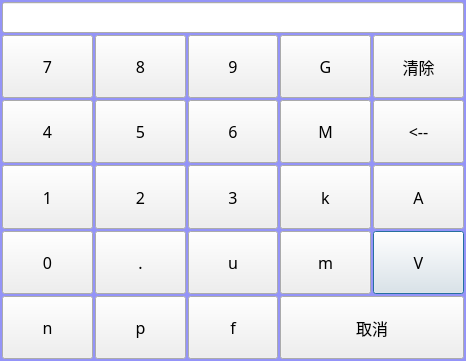
First picture: the form in AnalysisMode/wk6500LevelInputBox.ui, repository caicaiking/WKEFactoryView2014, before the edit.
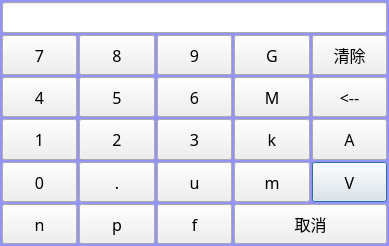
Second picture: the form after the edit.

The edit to the form file:
```diff
--- a/AnalysisMode/wk6500LevelInputBox.ui
+++ b/AnalysisMode/wk6500LevelInputBox.ui
@@ -6,8 +6,8 @@
    <rect>
     <x>0</x>
     <y>0</y>
-    <width>466</width>
-    <height>361</height>
+    <width>389</width>
+    <height>246</height>
    </rect>
   </property>
   <property name="font">
```
